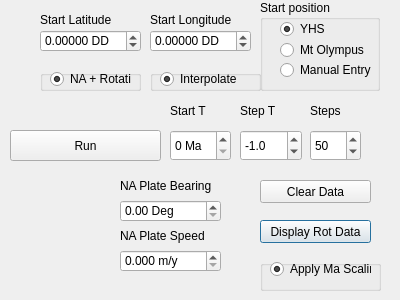
This is pnw_rotation_py/pnw_rotation_py_dialog_base.ui in DrStriate/Geology as Qt 5 draws it before an edit. The edited form follows.
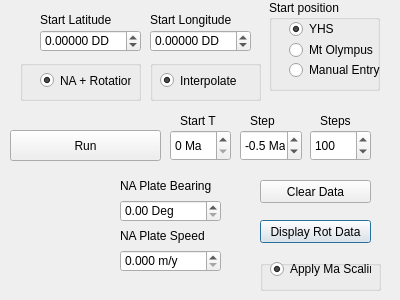
This is the edited form.

Commit message: Add (back)  Ve,Vn vector plot on both raw and interp runs

The edit to the form file:
```diff
--- a/pnw_rotation_py/pnw_rotation_py_dialog_base.ui
+++ b/pnw_rotation_py/pnw_rotation_py_dialog_base.ui
@@ -151,10 +151,10 @@
   <widget class="QGroupBox" name="groupBox">
    <property name="geometry">
     <rect>
-     <x>40</x>
-     <y>70</y>
-     <width>101</width>
-     <height>21</height>
+     <x>20</x>
+     <y>60</y>
+     <width>121</width>
+     <height>41</height>
     </rect>
    </property>
    <property name="title">
@@ -163,10 +163,10 @@
    <widget class="QRadioButton" name="rbApplyRotationV">
     <property name="geometry">
      <rect>
-      <x>10</x>
-      <y>0</y>
-      <width>81</width>
-      <height>18</height>
+      <x>20</x>
+      <y>10</y>
+      <width>91</width>
+      <height>21</height>
      </rect>
     </property>
     <property name="toolTipDuration">
@@ -184,9 +184,9 @@
    <property name="geometry">
     <rect>
      <x>150</x>
-     <y>70</y>
+     <y>60</y>
      <width>111</width>
-     <height>21</height>
+     <height>41</height>
     </rect>
    </property>
    <property name="title">
@@ -196,9 +196,9 @@
     <property name="geometry">
      <rect>
       <x>10</x>
-      <y>0</y>
-      <width>91</width>
-      <height>18</height>
+      <y>10</y>
+      <width>81</width>
+      <height>21</height>
      </rect>
     </property>
     <property name="toolTipDuration">
@@ -215,9 +215,9 @@
   <widget class="QGroupBox" name="groupBox_3">
    <property name="geometry">
     <rect>
-     <x>260</x>
+     <x>269</x>
      <y>0</y>
-     <width>120</width>
+     <width>111</width>
      <height>91</height>
     </rect>
    </property>
@@ -403,7 +403,7 @@
     <rect>
      <x>310</x>
      <y>130</y>
-     <width>51</width>
+     <width>61</width>
      <height>31</height>
     </rect>
    </property>
@@ -423,14 +423,14 @@
     <number>1</number>
    </property>
    <property name="value">
-    <number>50</number>
+    <number>100</number>
    </property>
   </widget>
   <widget class="QLabel" name="StartLatLabel_4">
    <property name="geometry">
     <rect>
-     <x>240</x>
-     <y>100</y>
+     <x>250</x>
+     <y>110</y>
      <width>41</width>
      <height>21</height>
     </rect>
@@ -443,14 +443,14 @@
     </font>
    </property>
    <property name="text">
-    <string>Step T</string>
+    <string>Step</string>
    </property>
   </widget>
   <widget class="QLabel" name="StartLatLabel_5">
    <property name="geometry">
     <rect>
-     <x>310</x>
-     <y>100</y>
+     <x>320</x>
+     <y>110</y>
      <width>41</width>
      <height>21</height>
     </rect>
@@ -497,8 +497,8 @@
   <widget class="QLabel" name="StartLatLabel_6">
    <property name="geometry">
     <rect>
-     <x>170</x>
-     <y>100</y>
+     <x>180</x>
+     <y>110</y>
      <width>41</width>
      <height>21</height>
     </rect>
@@ -523,6 +523,9 @@
      <height>31</height>
     </rect>
    </property>
+   <property name="suffix">
+    <string> Ma</string>
+   </property>
    <property name="decimals">
     <number>1</number>
    </property>
@@ -533,7 +536,7 @@
     <double>10.000000000000000</double>
    </property>
    <property name="value">
-    <double>-1.000000000000000</double>
+    <double>-0.500000000000000</double>
    </property>
   </widget>
  </widget>
```
The commit also changes 2 other files.
